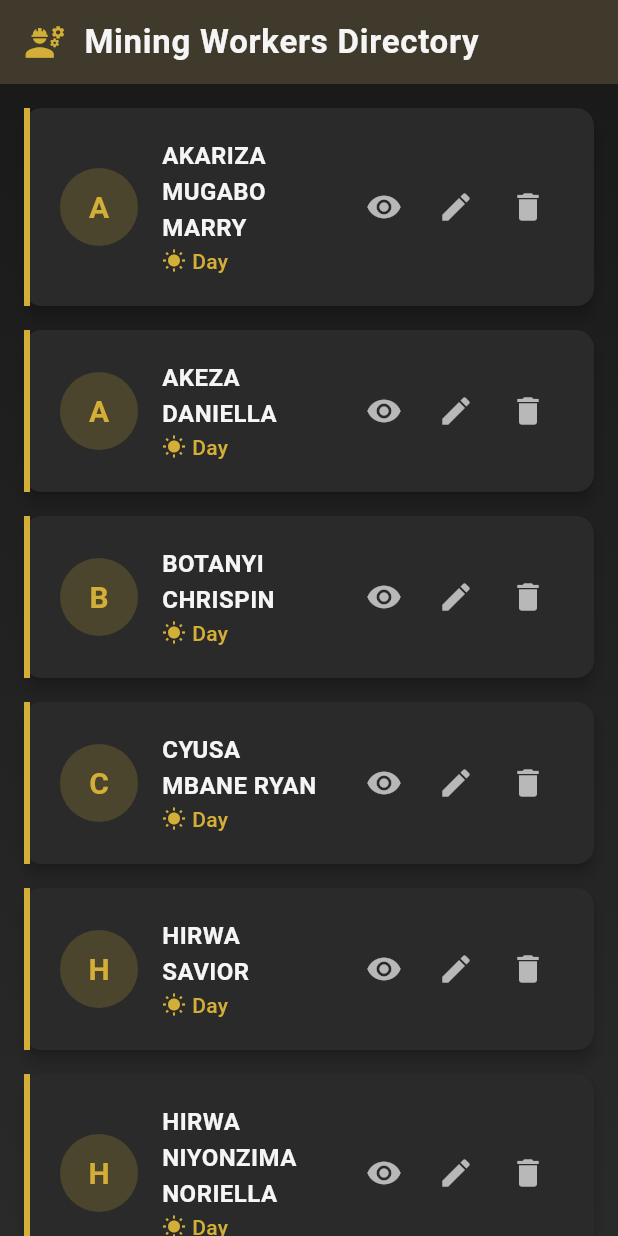
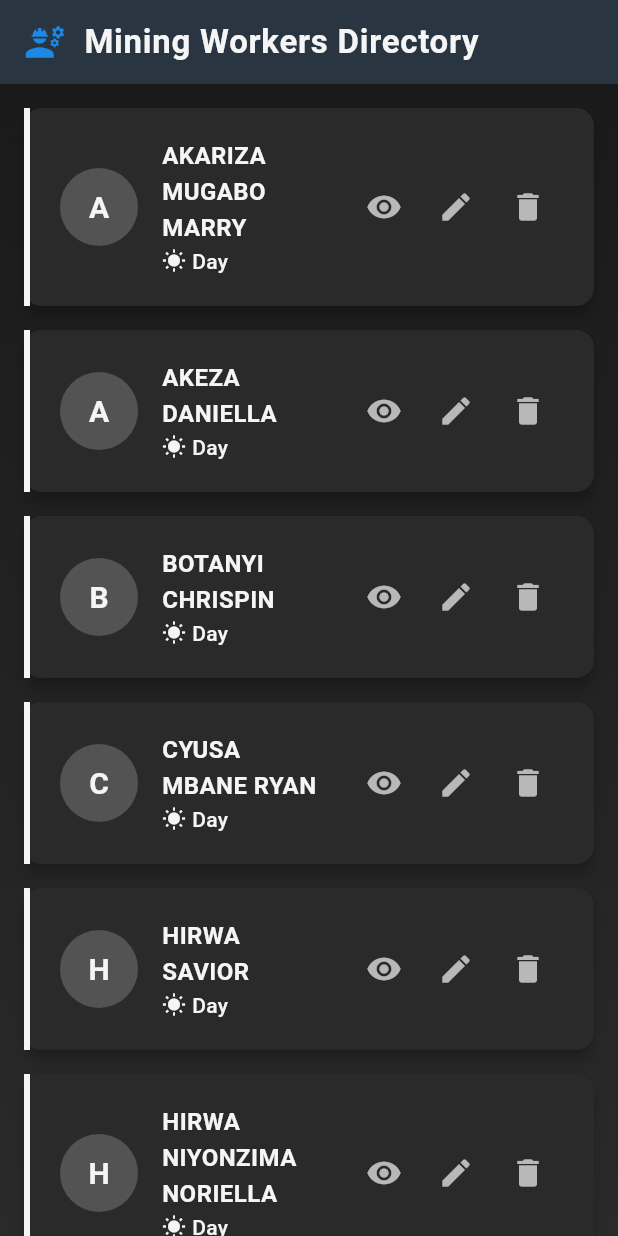
Before and after one commit to leoenovate/zenda, a Flutter app: the screen it shows after launch, on a phone screen of 412 x 824 dp. Run offline on Flutter 3.47's test engine with Material 3 defaults, Android fonts, the light colour scheme and no system bars.

Commit message:
Update color scheme in main.dart to use school blue and light gray/white for improved UI consistency

```diff
--- a/lib/main.dart
+++ b/lib/main.dart
@@ -16,12 +16,12 @@ class MyApp extends StatelessWidget {
       theme: ThemeData(
         useMaterial3: true,
         colorScheme: ColorScheme.dark(
-          primary: const Color(0xFFD4AF37),
-          secondary: const Color(0xFF4A4A4A),
+          primary: const Color(0xFF1E88E5), // School blue
+          secondary: const Color(0xFFF5F5F5), // Light gray/white
           surface: const Color(0xFF2A2A2A),
           background: const Color(0xFF1A1A1A),
-          onPrimary: const Color(0xFF1A1A1A),
-          onSecondary: Colors.white,
+          onPrimary: Colors.white,
+          onSecondary: const Color(0xFF1A1A1A),
           onSurface: const Color(0xFFF5F5F5),
           onBackground: const Color(0xFFF5F5F5),
         ),
@@ -621,8 +621,8 @@ class _HomeScreenState extends State<HomeScreen> {
                         border: Border(
                           left: BorderSide(
                             color: worker.period == 'Night'
-                                ? const Color(0xFF6C63FF) // Purple for night shift
-                                : const Color(0xFFD4AF37), // Gold for day shift
+                                ? const Color(0xFF1E88E5) // School blue for night shift
+                                : const Color(0xFFF5F5F5), // Light gray/white for day shift
                             width: 4,
                           ),
                         ),
@@ -634,15 +634,15 @@ class _HomeScreenState extends State<HomeScreen> {
                         ),
                         leading: CircleAvatar(
                           backgroundColor: worker.period == 'Night'
-                              ? const Color(0xFF6C63FF).withOpacity(0.2)
-                              : const Color(0xFFD4AF37).withOpacity(0.2),
+                              ? const Color(0xFF1E88E5).withOpacity(0.2)
+                              : const Color(0xFFF5F5F5).withOpacity(0.2),
                           radius: 26,
                           child: Text(
                             worker.name[0],
                             style: TextStyle(
                               color: worker.period == 'Night'
-                                  ? const Color(0xFF6C63FF)
-                                  : const Color(0xFFD4AF37),
+                                  ? const Color(0xFF1E88E5)
+                                  : const Color(0xFFF5F5F5),
                               fontSize: 20,
                               fontWeight: FontWeight.bold,
                             ),
@@ -664,16 +664,16 @@ class _HomeScreenState extends State<HomeScreen> {
                                   : Icons.wb_sunny,
                               size: 16,
                               color: worker.period == 'Night'
-                                  ? const Color(0xFF6C63FF)
-                                  : const Color(0xFFD4AF37),
+                                  ? const Color(0xFF1E88E5)
+                                  : const Color(0xFFF5F5F5),
                             ),
                             const SizedBox(width: 4),
                             Text(
                               worker.period,
                               style: TextStyle(
                                 color: worker.period == 'Night'
-                                    ? const Color(0xFF6C63FF)
-                                    : const Color(0xFFD4AF37),
+                                    ? const Color(0xFF1E88E5)
+                                    : const Color(0xFFF5F5F5),
                                 fontWeight: FontWeight.w500,
                               ),
                             ),
```
